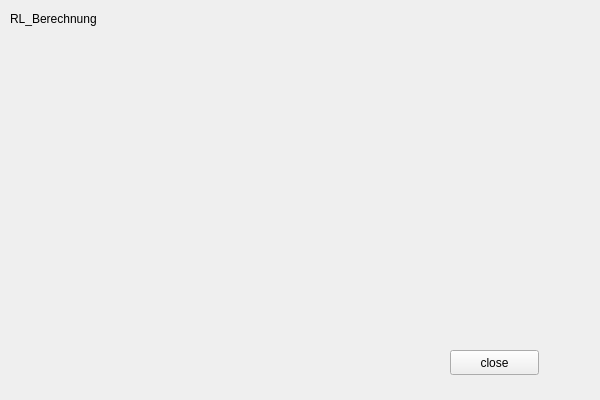
The window that CalcApplication/BerechnungRL.ui (yannickflepp/PmSwEng) describes before a commit, drawn with Qt 5.
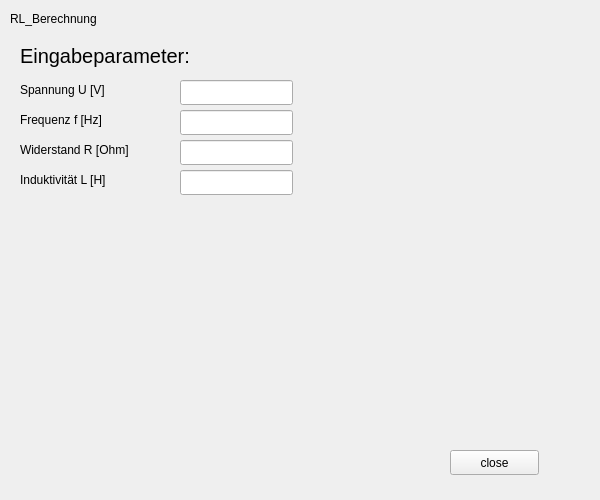
The same window after the commit. Icons and pictures are not drawn.

```diff
--- a/CalcApplication/BerechnungRL.ui
+++ b/CalcApplication/BerechnungRL.ui
@@ -7,7 +7,7 @@
     <x>0</x>
     <y>0</y>
     <width>600</width>
-    <height>400</height>
+    <height>500</height>
    </rect>
   </property>
   <property name="windowTitle">
@@ -30,7 +30,7 @@
    <property name="geometry">
     <rect>
      <x>450</x>
-     <y>350</y>
+     <y>450</y>
      <width>89</width>
      <height>25</height>
     </rect>
@@ -42,10 +42,10 @@
   <widget class="QLabel" name="label_2">
    <property name="geometry">
     <rect>
-     <x>20</x>
-     <y>30</y>
-     <width>231</width>
-     <height>341</height>
+     <x>320</x>
+     <y>35</y>
+     <width>250</width>
+     <height>160</height>
     </rect>
    </property>
    <property name="text">
@@ -58,6 +58,116 @@
     <bool>true</bool>
    </property>
   </widget>
+  <widget class="QLabel" name="spannungTxt">
+   <property name="geometry">
+    <rect>
+     <x>20</x>
+     <y>80</y>
+     <width>150</width>
+     <height>20</height>
+    </rect>
+   </property>
+   <property name="text">
+    <string>Spannung U [V]</string>
+   </property>
+  </widget>
+  <widget class="QLabel" name="frequenzTxt">
+   <property name="geometry">
+    <rect>
+     <x>20</x>
+     <y>110</y>
+     <width>150</width>
+     <height>20</height>
+    </rect>
+   </property>
+   <property name="text">
+    <string>Frequenz f [Hz]</string>
+   </property>
+  </widget>
+  <widget class="QLabel" name="widerstandTxt">
+   <property name="geometry">
+    <rect>
+     <x>20</x>
+     <y>140</y>
+     <width>150</width>
+     <height>20</height>
+    </rect>
+   </property>
+   <property name="text">
+    <string>Widerstand R [Ohm]</string>
+   </property>
+  </widget>
+  <widget class="QLabel" name="induktivitaetTxt">
+   <property name="geometry">
+    <rect>
+     <x>20</x>
+     <y>170</y>
+     <width>150</width>
+     <height>20</height>
+    </rect>
+   </property>
+   <property name="text">
+    <string>Induktivität L [H]</string>
+   </property>
+  </widget>
+  <widget class="QLabel" name="eingabeTxt">
+   <property name="geometry">
+    <rect>
+     <x>20</x>
+     <y>40</y>
+     <width>181</width>
+     <height>31</height>
+    </rect>
+   </property>
+   <property name="font">
+    <font>
+     <pointsize>15</pointsize>
+    </font>
+   </property>
+   <property name="text">
+    <string>Eingabeparameter:</string>
+   </property>
+  </widget>
+  <widget class="QLineEdit" name="spannungIn">
+   <property name="geometry">
+    <rect>
+     <x>180</x>
+     <y>80</y>
+     <width>113</width>
+     <height>25</height>
+    </rect>
+   </property>
+  </widget>
+  <widget class="QLineEdit" name="frequenzIn">
+   <property name="geometry">
+    <rect>
+     <x>180</x>
+     <y>110</y>
+     <width>113</width>
+     <height>25</height>
+    </rect>
+   </property>
+  </widget>
+  <widget class="QLineEdit" name="widerstandIn">
+   <property name="geometry">
+    <rect>
+     <x>180</x>
+     <y>140</y>
+     <width>113</width>
+     <height>25</height>
+    </rect>
+   </property>
+  </widget>
+  <widget class="QLineEdit" name="induktivitaet">
+   <property name="geometry">
+    <rect>
+     <x>180</x>
+     <y>170</y>
+     <width>113</width>
+     <height>25</height>
+    </rect>
+   </property>
+  </widget>
  </widget>
  <resources>
   <include location="Res.qrc"/>
```
Left out of the diff: 6 changed lines with no effect on the pictures.
